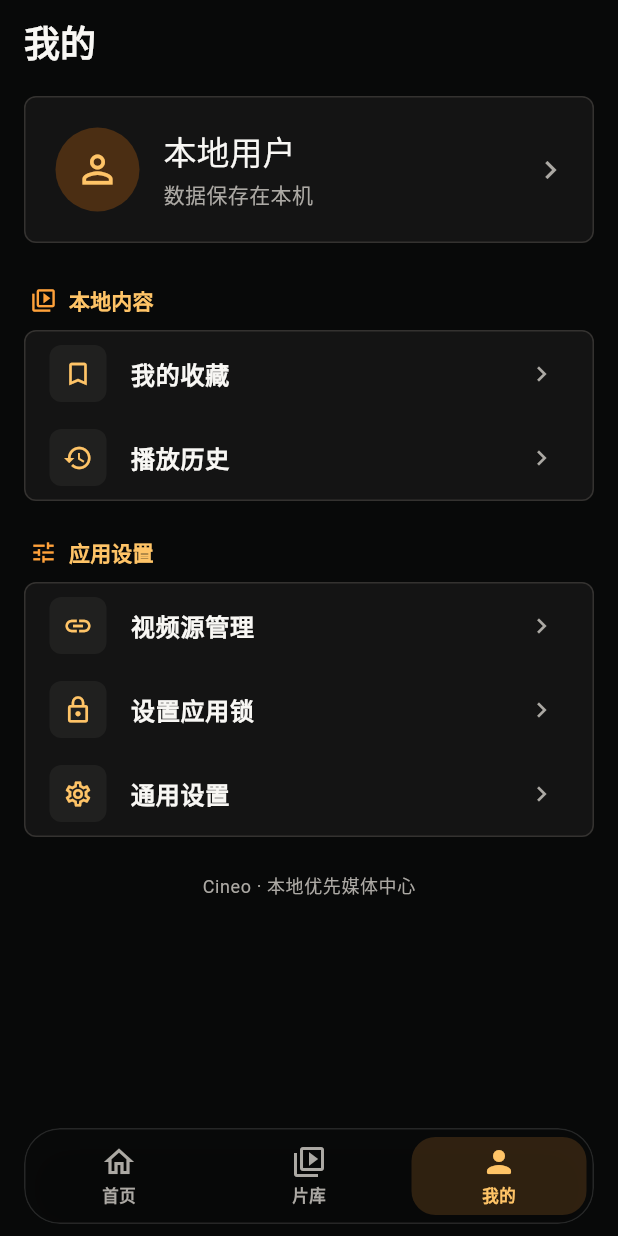
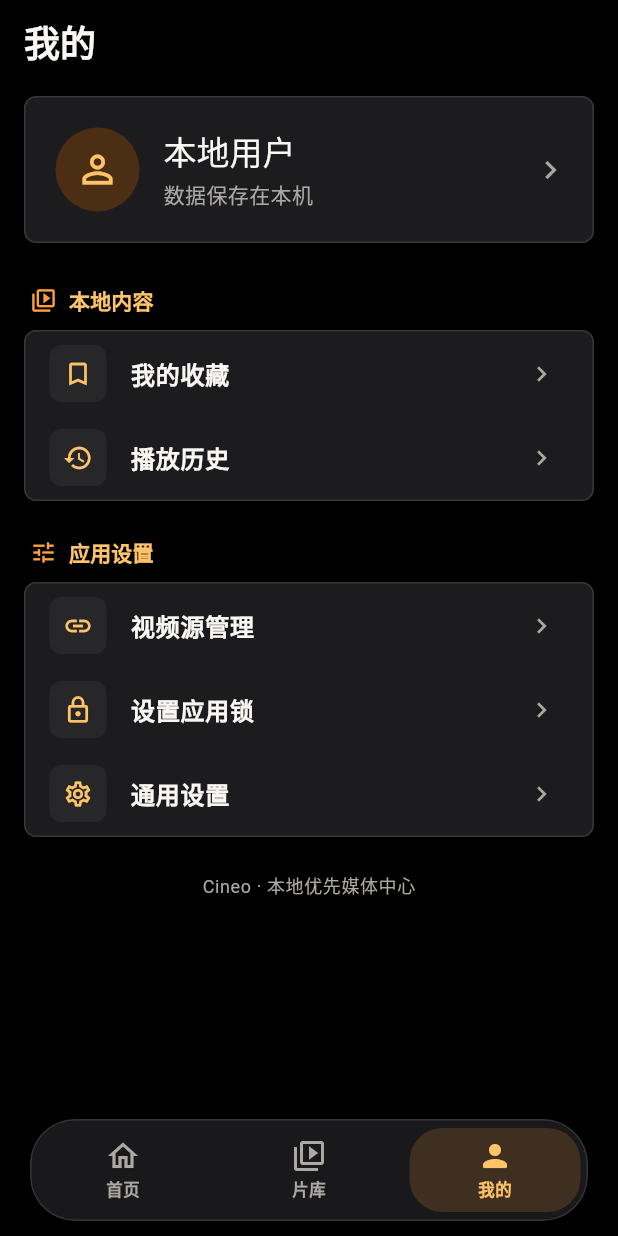
Before and after one commit to benson-singapore/cineo-flutter, a Flutter app: the screen it shows after launch, item 3 of the bottom bar chosen, on a phone screen of 412 x 824 dp. Run offline on Flutter 3.47's test engine with Material 3 defaults, Android fonts, the phone set to English and light mode, and no system bars; our stand-ins replace flutter_secure_storage, shared_preferences, sqflite, video_player; accounts and stored records are empty; network calls fail; statements that could not run were skipped.

Commit message:
style(ios): refine rounded settings surfaces

```diff
--- a/lib/core/theme/cineo_theme.dart
+++ b/lib/core/theme/cineo_theme.dart
@@ -1,17 +1,17 @@
 import 'package:flutter/material.dart';
 
 abstract class CineoColors {
-  static const background = Color(0xFF080909);
-  static const surface = Color(0xFF141414);
-  static const surfaceElevated = Color(0xFF20201F);
-  static const surfaceOverlay = Color(0xFF292827);
+  static const background = Color(0xFF000000);
+  static const surface = Color(0xFF1C1C1E);
+  static const surfaceElevated = Color(0xFF27272A);
+  static const surfaceOverlay = Color(0xFF323236);
   static const primary = Color(0xFFFFA13A);
   static const primaryLight = Color(0xFFFFC467);
   static const primaryContainer = Color(0xFF4B2E13);
   static const textPrimary = Color(0xFFF8F7F4);
   static const textSecondary = Color(0xFFACA9A4);
-  static const divider = Color(0xFF343230);
-  static const glass = Color(0xE01A1918);
+  static const divider = Color(0xFF38383A);
+  static const glass = Color(0xD91C1C1E);
 }
 
 ThemeData buildCineoTheme() {
@@ -53,7 +53,7 @@ ThemeData buildCineoTheme() {
       elevation: 0,
       margin: EdgeInsets.zero,
       shape: RoundedRectangleBorder(
-        borderRadius: BorderRadius.all(Radius.circular(8)),
+        borderRadius: BorderRadius.all(Radius.circular(20)),
       ),
     ),
     inputDecorationTheme: const InputDecorationTheme(
--- a/lib/main.dart
+++ b/lib/main.dart
@@ -631,29 +631,29 @@ class _GlassBottomNavigation extends StatelessWidget {
 
   @override
   Widget build(BuildContext context) {
-    const borderRadius = BorderRadius.all(Radius.circular(24));
+    const borderRadius = BorderRadius.all(Radius.circular(30));
     return SafeArea(
       top: false,
-      minimum: const EdgeInsets.fromLTRB(16, 8, 16, 8),
+      minimum: const EdgeInsets.fromLTRB(20, 8, 20, 10),
       child: ClipRRect(
         borderRadius: borderRadius,
         child: BackdropFilter(
           filter: ImageFilter.blur(sigmaX: 18, sigmaY: 18),
           child: DecoratedBox(
             decoration: BoxDecoration(
-              color: CineoColors.background.withOpacity(.72),
+              color: CineoColors.glass.withOpacity(.9),
               borderRadius: borderRadius,
               border: Border.all(color: Colors.white.withOpacity(.12)),
               boxShadow: [
                 BoxShadow(
-                  color: Colors.black.withOpacity(.24),
-                  blurRadius: 20,
-                  offset: const Offset(0, 8),
+                  color: Colors.black.withOpacity(.38),
+                  blurRadius: 26,
+                  offset: const Offset(0, 10),
                 ),
               ],
             ),
             child: SizedBox(
-              height: 64,
+              height: 68,
               child: Row(
                 children: List.generate(_destinations.length, (index) {
                   final destination = _destinations[index];
@@ -697,7 +697,7 @@ class _GlassNavigationItem extends StatelessWidget {
         color: Colors.transparent,
         child: InkWell(
           onTap: onTap,
-          borderRadius: const BorderRadius.all(Radius.circular(18)),
+          borderRadius: const BorderRadius.all(Radius.circular(24)),
           child: Padding(
             padding: const EdgeInsets.symmetric(horizontal: 5, vertical: 6),
             child: AnimatedContainer(
@@ -707,7 +707,7 @@ class _GlassNavigationItem extends StatelessWidget {
                 color: selected
                     ? CineoColors.primary.withOpacity(.16)
                     : Colors.transparent,
-                borderRadius: const BorderRadius.all(Radius.circular(16)),
+                borderRadius: const BorderRadius.all(Radius.circular(22)),
               ),
               child: Column(
                 mainAxisAlignment: MainAxisAlignment.center,
```
Also changed, not shown: lib/features/settings/settings_screen.dart (+69 -32 lines).
